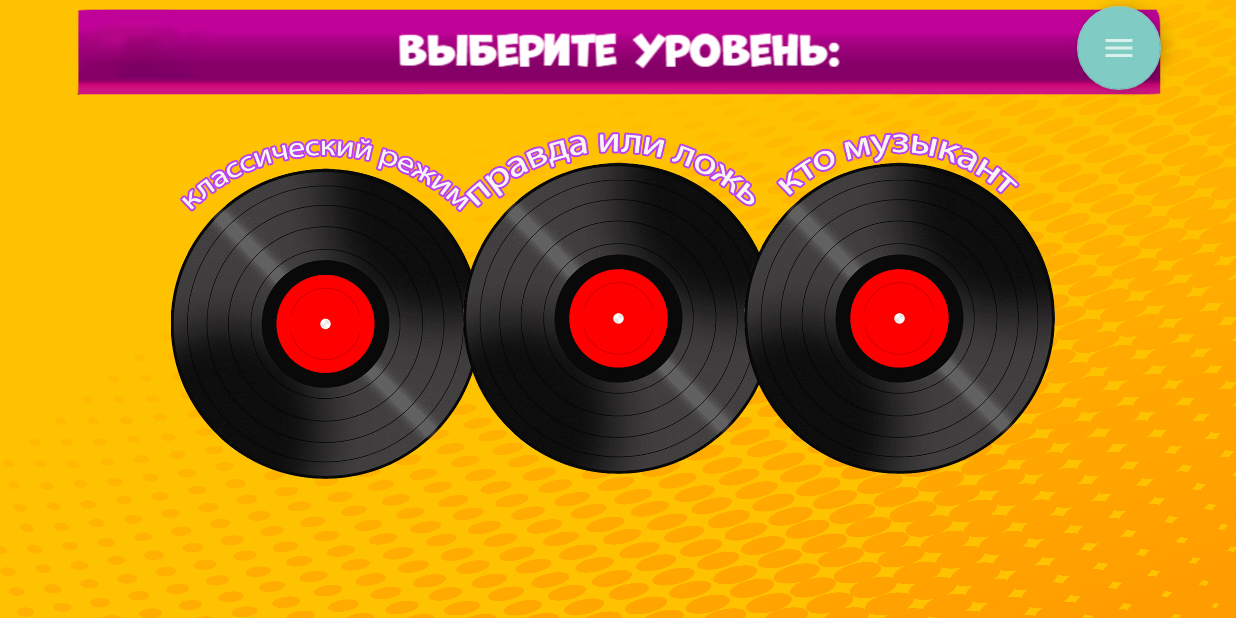
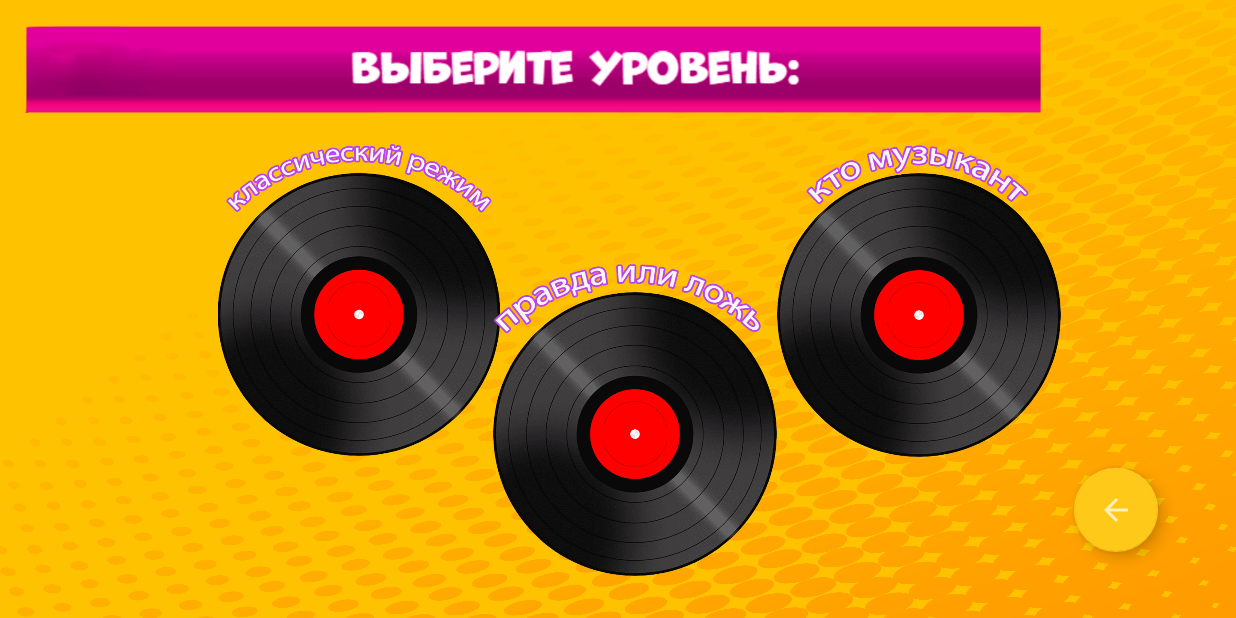
Before and after one commit to maxim200512345/GuessTheMusic, an Android app: the SelectTypeOfGame screen opened directly, with no data from a screen before it, on a phone screen of 824 x 412 dp (held sideways). Run offline under Robolectric (Android 15) with nearby library versions, the light colour scheme and no system bars.

Commit message:
deleting small bugs

```diff
--- a/app/src/main/java/com/codecademy/app/games/WhoIsSingerGame.java
+++ b/app/src/main/java/com/codecademy/app/games/WhoIsSingerGame.java
@@ -354,9 +354,8 @@ public class WhoIsSingerGame extends AppCompatActivity {
                         " продолжаем?")
                 .setIcon(R.mipmap.ic_launcher)
                 .setPositiveButton("да", (dialog, id) -> {
-                    // Закрываем окно
+                    newQuestion(turn);
                     dialog.dismiss();
-                    finish();
 
                 });
         try {
--- a/app/src/main/java/com/codecademy/app/ui/SelectTypeOfGame.java
+++ b/app/src/main/java/com/codecademy/app/ui/SelectTypeOfGame.java
@@ -23,10 +23,10 @@ import com.google.android.material.floatingactionbutton.FloatingActionButton;
 public class SelectTypeOfGame extends AppCompatActivity {
 
     private ImageView classicButton, yesOrNoButton, whoIsSingerButton;
-    private FloatingActionButton back;
-    private RadioButton Rbtn1, Rbtn2, Rbtn3;
-    private RadioGroup radioGroup;
+
     private EditText number;
+
+    private FloatingActionButton fab;
 
     LayoutInflater li;
     View promptsView;
@@ -63,9 +63,8 @@ public class SelectTypeOfGame extends AppCompatActivity {
         classicButton.setOnClickListener(v -> makeFirstDialog());
         yesOrNoButton.setOnClickListener(v -> makeSecondDialog());
         whoIsSingerButton.setOnClickListener(v -> makeThirdDialog());
-        back.setOnClickListener(v -> {
-            Intent intent = new Intent(this, MainActivity.class);
-            startActivity(intent);
+        fab.setOnClickListener(v -> {
+            startActivity(new Intent(this, MainActivity.class));
         });
 
 
@@ -75,11 +74,10 @@ public class SelectTypeOfGame extends AppCompatActivity {
         this.getWindow().setFlags(WindowManager.LayoutParams.FLAG_FULLSCREEN,WindowManager.LayoutParams.FLAG_FULLSCREEN);
     }
     private void init(){
-
+        fab = findViewById(R.id.floatingActionButton);
         classicButton = findViewById(R.id.classicButton);
         yesOrNoButton = findViewById(R.id.yesOrNoButton);
         whoIsSingerButton = findViewById(R.id.whoIsSingerButton);
-        back = findViewById(R.id.floatingActionButton);
         li = LayoutInflater.from(SelectTypeOfGame.this);
         promptsView = li.inflate(R.layout.activity_alert_dialog, null);
         number = promptsView.findViewById(R.id.edText);
--- /dev/null
+++ b/app/src/main/res/drawable/ic_baseline_arrow_back_24.xml
@@ -0,0 +1,11 @@
+<vector xmlns:android="http://schemas.android.com/apk/res/android"
+    android:width="24dp"
+    android:height="24dp"
+    android:viewportWidth="24"
+    android:viewportHeight="24"
+    android:tint="?attr/colorControlNormal"
+    android:autoMirrored="true">
+  <path
+      android:fillColor="@android:color/white"
+      android:pathData="M20,11H7.83l5.59,-5.59L12,4l-8,8 8,8 1.41,-1.41L7.83,13H20v-2z"/>
+</vector>
--- a/app/src/main/res/layout/activity_alert_dialog.xml
+++ b/app/src/main/res/layout/activity_alert_dialog.xml
@@ -11,7 +11,7 @@
         android:id="@+id/tv"
         android:layout_width="wrap_content"
         android:layout_height="wrap_content"
-        android:text="сколько раундов играем?"
+        android:text="@string/howMuchRounds"
         android:textAppearance="?android:attr/textAppearanceLarge"
         android:textColor="#FFFFFF"
         android:textStyle="bold" />
--- a/app/src/main/res/layout/activity_select_type_of_game.xml
+++ b/app/src/main/res/layout/activity_select_type_of_game.xml
@@ -9,58 +9,61 @@
 
     <ImageView
         android:id="@+id/imageView2"
-        android:layout_width="723dp"
-        android:layout_height="100dp"
-        android:layout_marginBottom="328dp"
+        android:layout_width="734dp"
+        android:layout_height="107dp"
+        android:layout_marginStart="16dp"
+        android:layout_marginBottom="320dp"
         app:layout_constraintBottom_toBottomOf="parent"
-        app:layout_constraintEnd_toEndOf="parent"
         app:layout_constraintStart_toStartOf="parent"
+        app:layout_constraintTop_toTopOf="parent"
+        app:layout_constraintVertical_bias="0.562"
         app:srcCompat="@drawable/header" />
 
     <ImageView
         android:id="@+id/classicButton"
-        android:layout_width="479dp"
-        android:layout_height="228dp"
-        android:layout_marginEnd="368dp"
+        android:layout_width="393dp"
+        android:layout_height="208dp"
+        android:layout_marginEnd="388dp"
         app:layout_constraintBottom_toBottomOf="parent"
         app:layout_constraintEnd_toEndOf="parent"
         app:layout_constraintTop_toTopOf="parent"
-        app:layout_constraintVertical_bias="0.497"
+        app:layout_constraintVertical_bias="0.472"
         app:srcCompat="@drawable/item" />
 
     <ImageView
         android:id="@+id/yesOrNoButton"
-        android:layout_width="479dp"
-        android:layout_height="228dp"
-        android:layout_marginTop="88dp"
+        android:layout_width="393dp"
+        android:layout_height="208dp"
+        android:layout_marginTop="176dp"
         app:layout_constraintEnd_toEndOf="parent"
+        app:layout_constraintHorizontal_bias="0.526"
         app:layout_constraintStart_toStartOf="parent"
         app:layout_constraintTop_toTopOf="parent"
         app:srcCompat="@drawable/truefalse" />
 
     <ImageView
         android:id="@+id/whoIsSingerButton"
-        android:layout_width="479dp"
-        android:layout_height="228dp"
-        android:layout_marginStart="360dp"
+        android:layout_width="393dp"
+        android:layout_height="208dp"
+        android:layout_marginStart="416dp"
         android:layout_marginTop="4dp"
         android:layout_marginBottom="140dp"
         app:layout_constraintBottom_toBottomOf="parent"
         app:layout_constraintStart_toStartOf="parent"
         app:layout_constraintTop_toBottomOf="@+id/imageView2"
-        app:layout_constraintVertical_bias="0.0"
+        app:layout_constraintVertical_bias="0.175"
         app:srcCompat="@drawable/singer" />
 
     <com.google.android.material.floatingactionbutton.FloatingActionButton
         android:id="@+id/floatingActionButton"
         android:layout_width="wrap_content"
         android:layout_height="wrap_content"
-        android:layout_marginTop="4dp"
+        android:layout_marginTop="312dp"
+        android:layout_marginEnd="52dp"
         android:clickable="true"
-        app:layout_constraintEnd_toEndOf="@+id/imageView2"
-        app:layout_constraintHorizontal_bias="1.0"
-        app:layout_constraintStart_toStartOf="parent"
+        app:backgroundTint="#FFC919"
+        app:layout_constraintEnd_toEndOf="parent"
         app:layout_constraintTop_toTopOf="parent"
-        app:srcCompat="@drawable/ic_baseline_menu_24" />
+        app:srcCompat="@drawable/ic_baseline_arrow_back_24" />
 
 </androidx.constraintlayout.widget.ConstraintLayout>
--- a/app/src/main/res/values/colors.xml
+++ b/app/src/main/res/values/colors.xml
@@ -7,4 +7,5 @@
     <color name="teal_700">#FF018786</color>
     <color name="black">#FF000000</color>
     <color name="white">#FFFFFFFF</color>
+    <color name="whiteColor">#FFFFFF</color>
 </resources>
--- a/app/src/main/res/values/strings.xml
+++ b/app/src/main/res/values/strings.xml
@@ -1,13 +1,14 @@
 <resources>
-    <string name="app_name">App</string>
+    <string name="app_name">Guess The Music</string>
     <string name="smlts">Nirvana-Smells like teen spirit</string>
     <string name="idb">Imagine dragons-believer</string>
     <string name="mjsc">Michael Jackson-smooth criminal</string>
     <string name="cgp">coulio-gangstas paradise</string>
     <string name="start">начать</string>
-    <string name="stats">статистика</string>
+
     <string name="classic_text">классический режим</string>
     <string name="bestResult">лучший результат - 0</string>
     <string name="yesOrNo">да или нет</string>
     <string name="whoIsSinger">кто исполнитель</string>
+    <string name="howMuchRounds">сколько раундов играем?</string>
 </resources>
```
Also changed, not shown: app/src/main/java/com/codecademy/app/games/YesOrNoGame.java (+12 -2 lines), app/src/main/java/com/codecademy/app/games/classic_game.java (+18 -3 lines), app/src/main/java/com/codecademy/app/ui/MainActivity.java (+14 -2 lines), app/src/main/java/com/codecademy/app/ui/Statistics.java (+8 -2 lines), app/src/main/res/layout/activity_classic_game.xml (+4 -4 lines), app/src/main/res/layout/activity_main.xml (+5 -6 lines), app/src/main/res/layout/activity_statistics.xml (+17 -2 lines), app/src/main/res/layout/activity_who_is_singer_game.xml (+6 -6 lines), app/src/main/res/layout/activity_yes_or_no_game.xml (+7 -5 lines), app/src/main/res/layout/stats_item.xml (deleted, +0 -23 lines), app/src/main/res/drawable-v24/header.png, app/src/main/res/drawable/back.png (added), app/src/main/res/drawable/stats.png (added).
